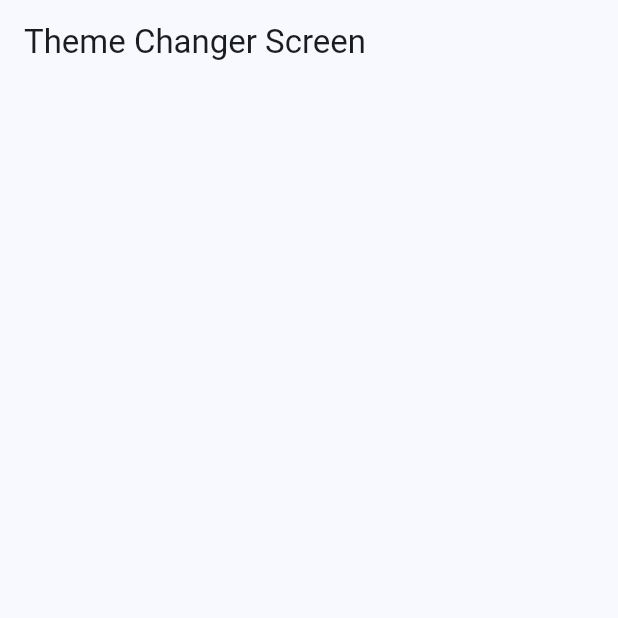
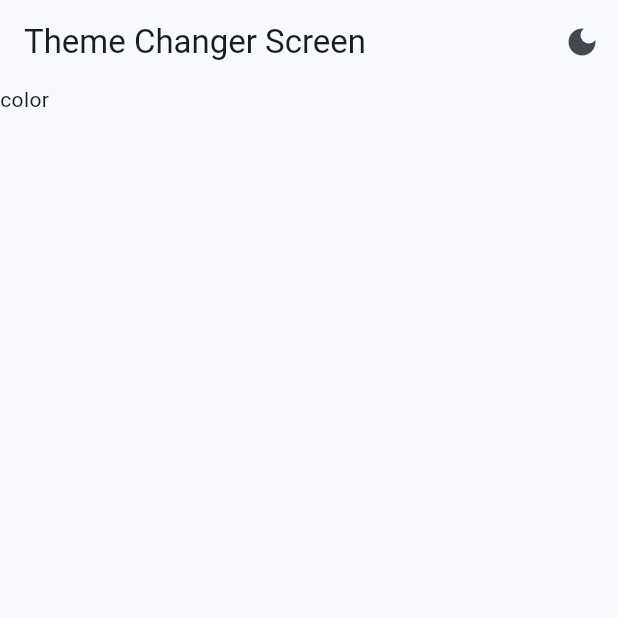
Before and after one commit to c90Beretta/widgets_sexmode, a Flutter app: the ThemeScreens screen opened by its route, on a phone screen of 412 x 824 dp, the top half of it. Run offline on Flutter 3.47's test engine with Material 3 defaults, Android fonts, the light colour scheme and no system bars; our stand-ins replace animate_do, flutter_riverpod, go_router.

Commit message:
Theme provider

```diff
--- a/lib/presentation/Screens/theme_screen/theme_screens.dart
+++ b/lib/presentation/Screens/theme_screen/theme_screens.dart
@@ -1,21 +1,44 @@
-import 'package:flutter/material.dart';
+import 'package:widgets_sexmode/presentation/Screens/screens.dart';
 
-class ThemeScreens extends StatelessWidget {
+class ThemeScreens extends ConsumerWidget {
   const ThemeScreens({super.key});
   static String name = "theme_screen";
+  @override
+  Widget build(BuildContext context, ref) {
+  final isDarkMode = ref.watch(darkModeProvider);
 
-  @override
-  Widget build(BuildContext context) {
     return  Scaffold(
       appBar: AppBar(
         title: const Text("Theme Changer Screen"),
         actions: [
+          IconButton(
+           icon:  Icon(isDarkMode ? Icons.light_mode : Icons.dark_mode),
 
+          onPressed: () {
+
+
+          }
+          ),
 
         ],
       ),
+      body: const _ThemeChangerView(),
 
 
     );
   }
 }
+
+class _ThemeChangerView extends StatelessWidget {
+  const _ThemeChangerView();
+
+  @override
+  Widget build(BuildContext context) {
+    return ListView.builder(
+      itemCount: 1,
+      itemBuilder: (BuildContext context, int index) {
+        return const Text("color");
+      },
+    );
+  }
+}
--- a/lib/presentation/providers/theme_provider.dart
+++ b/lib/presentation/providers/theme_provider.dart
@@ -1,4 +1,9 @@
 import 'package:flutter_riverpod/flutter_riverpod.dart';
+import 'package:widgets_sexmode/config/themes/app_theme.dart';
 
 
 final  darkModeProvider = StateProvider<bool>((ref) => false);
+
+
+// Lsitado de colores inmutables
+final colorListProvider = Provider((ref) => colorList);
--- a/lib/presentation/widgets/side_menu.dart
+++ b/lib/presentation/widgets/side_menu.dart
@@ -68,7 +68,7 @@ class _SideMenuState extends State<SideMenu> {
           Text("More Options"), ),
 
         ...appMenuItems
-        .sublist(3,8)
+        .sublist(3,9)
         .map((item) =>
         NavigationDrawerDestination(
           icon: Icon(item.icon),
@@ -85,7 +85,7 @@ class _SideMenuState extends State<SideMenu> {
           Text("On Work"),),
 
         ...appMenuItems
-        .sublist(8,11)
+        .sublist(9,appMenuItems.length)
         .map((item) =>
         NavigationDrawerDestination(
           icon: Icon(item.icon),
```
